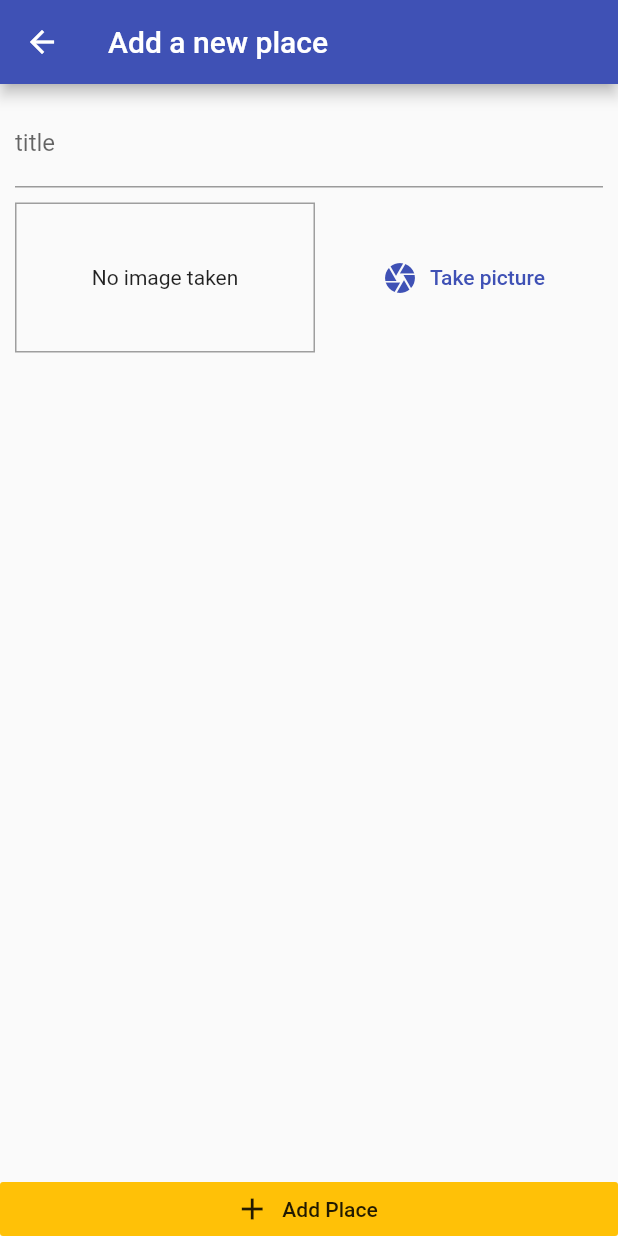
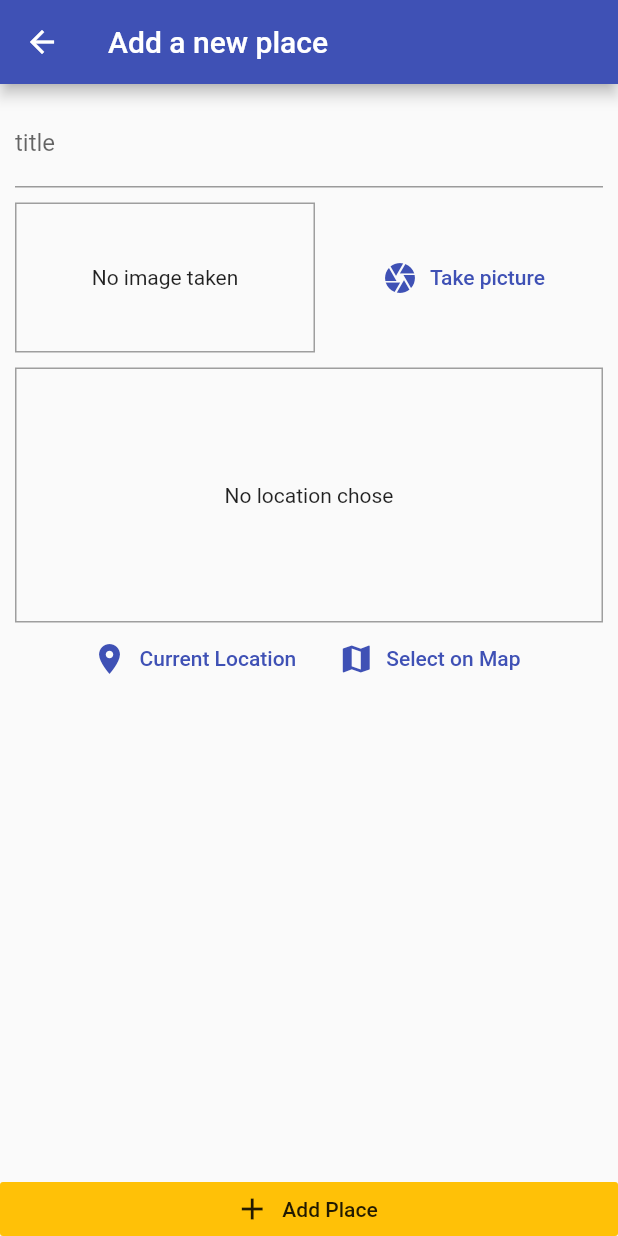
Before and after one commit to mt26691/learning-flutter, a Flutter app: the AddPlaceScreen screen opened by its route, on a phone screen of 412 x 824 dp. Run offline on Flutter 3.47's test engine with Material 2 defaults, Android fonts, the phone set to English and light mode, and no system bars; our stand-ins replace image_picker, location, sqflite; missing offline and left inert: dart:ffi; accounts and stored records are empty.

Commit message:
display current location

```diff
--- /dev/null
+++ b/lib/helpers/location_helper.dart
@@ -0,0 +1,8 @@
+const GOOGLE_API_KEY = '';
+
+class LocationHelper {
+  static String generateLocationPreviewImage(
+      {double latitude, double longitude}) {
+    return 'https://maps.googleapis.com/maps/api/staticmap?center=&$latitude,$longitude&zoom=16&size=600x300&maptype=roadmap&markers=color:red%7Clabel:A%7C$latitude,$longitude&key=$GOOGLE_API_KEY';
+  }
+}
--- a/lib/screens/add_place_screen.dart
+++ b/lib/screens/add_place_screen.dart
@@ -3,6 +3,7 @@ import 'dart:io';
 import 'package:flutter/material.dart';
 import 'package:learn_flutter/providers/greate_places.dart';
 import 'package:learn_flutter/widgets/image_input.dart';
+import 'package:learn_flutter/widgets/location_input.dart';
 import 'package:provider/provider.dart';
 
 class AddPlaceScreen extends StatefulWidget {
@@ -53,7 +54,11 @@ class _AddPlaceScreenState extends State<AddPlaceScreen> {
                   SizedBox(
                     height: 10,
                   ),
-                  ImageInput(_selectImage)
+                  ImageInput(_selectImage),
+                  SizedBox(
+                    height: 10,
+                  ),
+                  LocationInput(),
                 ],
               ),
             ),
--- /dev/null
+++ b/lib/widgets/location_input.dart
@@ -0,0 +1,67 @@
+import 'package:flutter/material.dart';
+import 'package:learn_flutter/helpers/location_helper.dart';
+import 'package:location/location.dart';
+
+class LocationInput extends StatefulWidget {
+  @override
+  _LocationInputState createState() => _LocationInputState();
+}
+
+class _LocationInputState extends State<LocationInput> {
+  String _previewImageUrl;
+  Future<void> _getCurrentUserLocation() async {
+    final locData = await Location().getLocation();
+    final staticMapImageUrl = LocationHelper.generateLocationPreviewImage(
+      latitude: locData.latitude,
+      longitude: locData.longitude,
+    );
+    setState(() {
+      _previewImageUrl = staticMapImageUrl;
+    });
+  }
+
+  @override
+  Widget build(BuildContext context) {
+    return Column(
+      children: [
+        Container(
+          height: 170,
+          width: double.infinity,
+          alignment: Alignment.center,
+          decoration: BoxDecoration(
+              border: Border.all(
+            width: 1,
+            color: Colors.grey,
+          )),
+          child: _previewImageUrl == null
+              ? Text(
+                  'No location chose',
+                  textAlign: TextAlign.center,
+                )
+              : Image.network(
+                  _previewImageUrl,
+                  fit: BoxFit.cover,
+                  width: double.infinity,
+                ),
+        ),
+        Row(
+          mainAxisAlignment: MainAxisAlignment.center,
+          children: [
+            FlatButton.icon(
+              onPressed: _getCurrentUserLocation,
+              icon: Icon(Icons.location_on),
+              label: Text('Current Location'),
+              textColor: Theme.of(context).primaryColor,
+            ),
+            FlatButton.icon(
+              onPressed: () {},
+              icon: Icon(Icons.map),
+              label: Text('Select on Map'),
+              textColor: Theme.of(context).primaryColor,
+            ),
+          ],
+        )
+      ],
+    );
+  }
+}
--- a/pubspec.yaml
+++ b/pubspec.yaml
@@ -28,6 +28,7 @@ dependencies:
   path_provider: ^1.6.14
   path: ^1.7.0
   sqflite: ^1.3.1+1
+  location: ^3.0.2
 
   # The following adds the Cupertino Icons font to your application.
   # Use with the CupertinoIcons class for iOS style icons.
```
Also changed, not shown: pubspec.lock.
